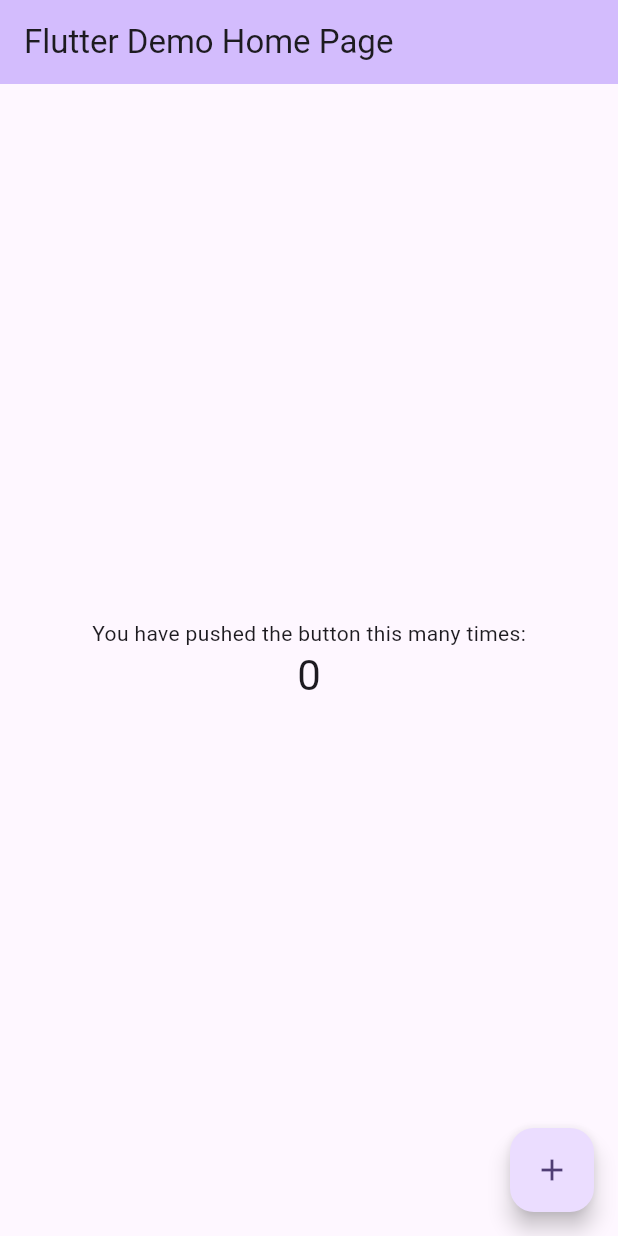
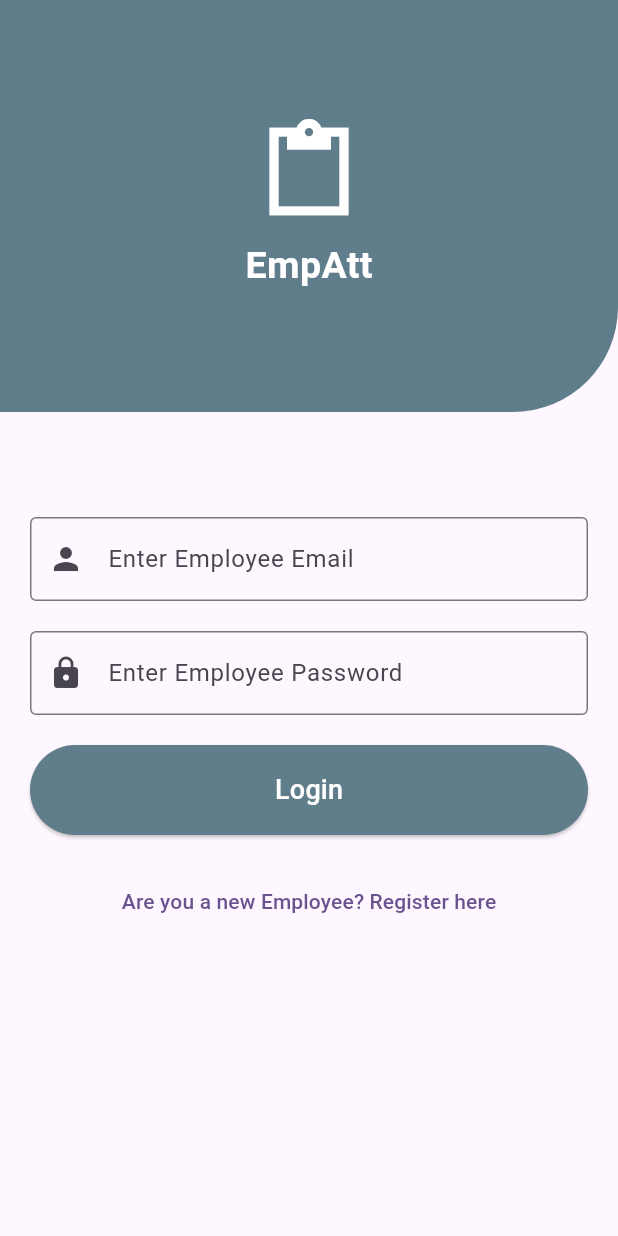
Before and after one commit to UzairFarooq1/Employee-Attendance-System-Flutter, a Flutter app: the screen it shows after launch, on a phone screen of 412 x 824 dp. Run offline on Flutter 3.47's test engine with Material 3 defaults, Android fonts, the phone set to English and light mode, and no system bars; our stand-ins replace flutter_dotenv, supabase_flutter; accounts and stored records are empty; Roboto replaces fonts that are missing (cursive).

Commit message:
feat: :sparkles: Complete login and signup page, connect to supabase auth, store signups, auth login

```diff
--- a/employee_attendance/lib/main.dart
+++ b/employee_attendance/lib/main.dart
@@ -1,6 +1,18 @@
+import 'package:employee_attendance/screens/login_screen.dart';
+import 'package:employee_attendance/services/auth_service.dart';
 import 'package:flutter/material.dart';
+import 'package:flutter_dotenv/flutter_dotenv.dart';
+import 'package:provider/provider.dart';
+import 'package:supabase_flutter/supabase_flutter.dart';
 
-void main() {
+void main() async {
+  WidgetsFlutterBinding.ensureInitialized();
+  //load env
+  await dotenv.load();
+  // initialize supabase
+  String supabaseUrl = dotenv.env['SUPABASE_URL'] ?? '';
+  String supabaseKey = dotenv.env['SUPABASE_KEY'] ?? '';
+  await Supabase.initialize(url: supabaseUrl,anonKey: supabaseKey);
   runApp(const MyApp());
 }
 
@@ -10,116 +22,19 @@ class MyApp extends StatelessWidget {
   // This widget is the root of your application.
   @override
   Widget build(BuildContext context) {
-    return MaterialApp(
-      title: 'Flutter Demo',
-      theme: ThemeData(
-        // This is the theme of your application.
-        //
-        // TRY THIS: Try running your application with "flutter run". You'll see
-        // the application has a purple toolbar. Then, without quitting the app,
-        // try changing the seedColor in the colorScheme below to Colors.green
-        // and then invoke "hot reload" (save your changes or press the "hot
-        // reload" button in a Flutter-supported IDE, or press "r" if you used
-        // the command line to start the app).
-        //
-        // Notice that the counter didn't reset back to zero; the application
-        // state is not lost during the reload. To reset the state, use hot
-        // restart instead.
-        //
-        // This works for code too, not just values: Most code changes can be
-        // tested with just a hot reload.
-        colorScheme: ColorScheme.fromSeed(seedColor: Colors.deepPurple),
-        useMaterial3: true,
+    return MultiProvider(
+      providers: [
+        ChangeNotifierProvider(create: (context) => AuthService()),
+      ],
+      child: MaterialApp(
+        debugShowCheckedModeBanner: false,
+        title: 'Employee Attendance',
+        theme: ThemeData(
+          colorScheme: ColorScheme.fromSeed(seedColor: Colors.deepPurple),
+          useMaterial3: true,
+        ),
+        home: const LoginScreen()
       ),
-      home: const MyHomePage(title: 'Flutter Demo Home Page'),
     );
   }
 }
-
-class MyHomePage extends StatefulWidget {
-  const MyHomePage({super.key, required this.title});
-
-  // This widget is the home page of your application. It is stateful, meaning
-  // that it has a State object (defined below) that contains fields that affect
-  // how it looks.
-
-  // This class is the configuration for the state. It holds the values (in this
-  // case the title) provided by the parent (in this case the App widget) and
-  // used by the build method of the State. Fields in a Widget subclass are
-  // always marked "final".
-
-  final String title;
-
-  @override
-  State<MyHomePage> createState() => _MyHomePageState();
-}
-
-class _MyHomePageState extends State<MyHomePage> {
-  int _counter = 0;
-
-  void _incrementCounter() {
-    setState(() {
-      // This call to setState tells the Flutter framework that something has
-      // changed in this State, which causes it to rerun the build method below
-      // so that the display can reflect the updated values. If we changed
-      // _counter without calling setState(), then the build method would not be
-      // called again, and so nothing would appear to happen.
-      _counter++;
-    });
-  }
-
-  @override
-  Widget build(BuildContext context) {
-    // This method is rerun every time setState is called, for instance as done
-    // by the _incrementCounter method above.
-    //
-    // The Flutter framework has been optimized to make rerunning build methods
-    // fast, so that you can just rebuild anything that needs updating rather
-    // than having to individually change instances of widgets.
-    return Scaffold(
-      appBar: AppBar(
-        // TRY THIS: Try changing the color here to a specific color (to
-        // Colors.amber, perhaps?) and trigger a hot reload to see the AppBar
-        // change color while the other colors stay the same.
-        backgroundColor: Theme.of(context).colorScheme.inversePrimary,
-        // Here we take the value from the MyHomePage object that was created by
-        // the App.build method, and use it to set our appbar title.
-        title: Text(widget.title),
-      ),
-      body: Center(
-        // Center is a layout widget. It takes a single child and positions it
-        // in the middle of the parent.
-        child: Column(
-          // Column is also a layout widget. It takes a list of children and
-          // arranges them vertically. By default, it sizes itself to fit its
-          // children horizontally, and tries to be as tall as its parent.
-          //
-          // Column has various properties to control how it sizes itself and
-          // how it positions its children. Here we use mainAxisAlignment to
-          // center the children vertically; the main axis here is the vertical
-          // axis because Columns are vertical (the cross axis would be
-          // horizontal).
-          //
-          // TRY THIS: Invoke "debug painting" (choose the "Toggle Debug Paint"
-          // action in the IDE, or press "p" in the console), to see the
-          // wireframe for each widget.
-          mainAxisAlignment: MainAxisAlignment.center,
-          children: <Widget>[
-            const Text(
-              'You have pushed the button this many times:',
-            ),
-            Text(
-              '$_counter',
-              style: Theme.of(context).textTheme.headlineMedium,
-            ),
-          ],
-        ),
-      ),
-      floatingActionButton: FloatingActionButton(
-        onPressed: _incrementCounter,
-        tooltip: 'Increment',
-        child: const Icon(Icons.add),
-      ), // This trailing comma makes auto-formatting nicer for build methods.
-    );
-  }
-}
--- /dev/null
+++ b/employee_attendance/lib/screens/login_screen.dart
@@ -0,0 +1,129 @@
+import 'package:employee_attendance/screens/register_screen.dart';
+import 'package:employee_attendance/services/auth_service.dart';
+import 'package:flutter/material.dart';
+import 'package:provider/provider.dart';
+
+class LoginScreen extends StatefulWidget {
+  const LoginScreen({super.key});
+
+  @override
+  State<LoginScreen> createState() => _LoginScreenState();
+}
+
+class _LoginScreenState extends State<LoginScreen> {
+  final TextEditingController _emailController = TextEditingController();
+  final TextEditingController _passwordController = TextEditingController();
+
+
+
+  @override
+  Widget build(BuildContext context) {
+    double  screenWidth = MediaQuery.of(context).size.width;
+    double screenHeight =  MediaQuery.of(context).size.height;
+    return Scaffold(
+      resizeToAvoidBottomInset: false,
+      body: Column(children: [
+        Container(
+          height: screenHeight /3,
+          width: screenWidth,
+          decoration: const BoxDecoration(
+            color: Colors.blueGrey,
+            borderRadius: BorderRadius.only(
+              bottomRight: Radius.circular(70),
+            )
+          ),
+          child: Column(
+            mainAxisAlignment: MainAxisAlignment.center,
+            children: const [
+              Icon(Icons.content_paste_sharp, color: Colors.white, size: 70, ),
+              SizedBox(height: 10,),
+              Text("EmpAtt", style: TextStyle(
+                fontSize: 25,
+                color: Colors.white,
+                fontWeight: FontWeight.bold,
+                fontFamily:  "cursive"
+              ),)
+            ],
+          ),
+        ),
+
+        const SizedBox(height: 50,),
+        Padding(padding: const EdgeInsets.all(20),
+        child: Column(children: [
+          TextField(
+            decoration: const InputDecoration(
+              label: Text ("Enter Employee Email"),
+              prefixIcon: Icon(Icons.person),
+              border: OutlineInputBorder(borderSide: BorderSide()),
+            ),
+            controller: _emailController,
+          ),
+          const SizedBox(
+            height: 20,
+          ),
+
+            TextField(
+            decoration: const InputDecoration(
+              label: Text ("Enter Employee Password"),
+              prefixIcon: Icon(Icons.lock),
+              border: OutlineInputBorder(borderSide: BorderSide()),
+            ),
+            controller: _passwordController,
+            obscureText: true,
+          ),
+          const SizedBox(
+            height: 20,
+          ),
+
+
+          Consumer<AuthService>(
+            builder : (context, authServiceProvider, child){
+              return
+              SizedBox(
+              height: 60,
+              width: double.infinity,
+              child: authServiceProvider.isLoading ? const Center(
+                child : CircularProgressIndicator(),
+              )
+
+              : ElevatedButton(onPressed: () {
+                authServiceProvider.loginEmployee(
+                _emailController.text.trim(),
+                _passwordController.text.trim(),
+                context);
+              },
+
+              style: ElevatedButton.styleFrom(
+                backgroundColor: Colors.blueGrey,
+                shape: RoundedRectangleBorder(
+                  borderRadius: BorderRadius.circular(30)
+                )
+              ) ,
+              child: Text("Login", style: TextStyle(
+              fontSize: 18,
+              color: Colors.white
+              ),),
+            ),
+
+            );
+            },
+          ),
+
+          const SizedBox(
+            height: 20,
+          ),
+
+          TextButton(onPressed: () {
+            Navigator.push(context, MaterialPageRoute(builder: (context)=> const RegisterScreen()));
+          }, child: const Text("Are you a new Employee? Register here"))
+
+        ]),
+        )
+
+
+
+
+      ],)
+    );
+  }
+}
--- /dev/null
+++ b/employee_attendance/lib/services/auth_service.dart
@@ -0,0 +1,62 @@
+import 'package:employee_attendance/utils/utils.dart';
+import 'package:flutter/material.dart';
+import 'package:supabase_flutter/supabase_flutter.dart';
+
+class AuthService extends ChangeNotifier{
+  final SupabaseClient _supabase = Supabase.instance.client;
+
+  bool _isLoading = false;
+
+  bool get isLoading  => _isLoading;
+
+  set setIsLoading (bool value) {
+    _isLoading = value;
+    notifyListeners();
+  }
+
+  Future registerEmployee(
+    String email, String password, BuildContext context) async{
+    try{
+      setIsLoading = true;
+      if(email== "" || password == ""){
+        throw Exception("All fields are required");
+      }
+      final AuthResponse response =
+          await _supabase.auth.signUp(email: email, password: password);
+      Utils.ShowSnackbar("Successfull Signup! You can now login", context,
+          color: Colors.green);
+      Navigator.pop(context);
+      setIsLoading  = false;
+
+  } catch (e){
+      Utils.ShowSnackbar(e.toString(), context, color: Colors.red);
+      setIsLoading  = false;
+  }
+  }
+
+  Future loginEmployee(String email, String password, BuildContext context) async{
+        try{
+      setIsLoading = true;
+      if(email== "" || password == ""){
+        throw Exception("All fields are required");
+      }
+      final AuthResponse response =
+          await _supabase.auth.signInWithPassword(email: email, password: password);
+
+      setIsLoading  = false;
+
+  } catch (e){
+      Utils.ShowSnackbar(e.toString(), context, color: Colors.red);
+      setIsLoading  = false;
+  }
+
+  }
+
+  Future signOut() async{
+    await _supabase.auth.signOut();
+    notifyListeners();
+  }
+
+  User? get currentUser => _supabase.auth.currentUser;
+
+}
--- /dev/null
+++ b/employee_attendance/lib/utils/utils.dart
@@ -0,0 +1,11 @@
+import 'package:flutter/material.dart';
+
+class Utils {
+  static void ShowSnackbar (String message,BuildContext context,
+  {Color? color}) {
+    ScaffoldMessenger.of(context). showSnackBar(SnackBar(
+      content: Text(message),
+      backgroundColor: color,
+      ));
+  }
+}
--- a/employee_attendance/pubspec.yaml
+++ b/employee_attendance/pubspec.yaml
@@ -37,6 +37,7 @@ dependencies:
   cupertino_icons: ^1.0.2
   supabase_flutter: ^2.3.1
   flutter_dotenv: ^5.1.0
+  provider: ^6.1.1
 
 dev_dependencies:
   flutter_test:
```
Also changed, not shown: employee_attendance/lib/screens/register_screen.dart (added, +124 -0 lines), employee_attendance/pubspec.lock, 2 other files.
